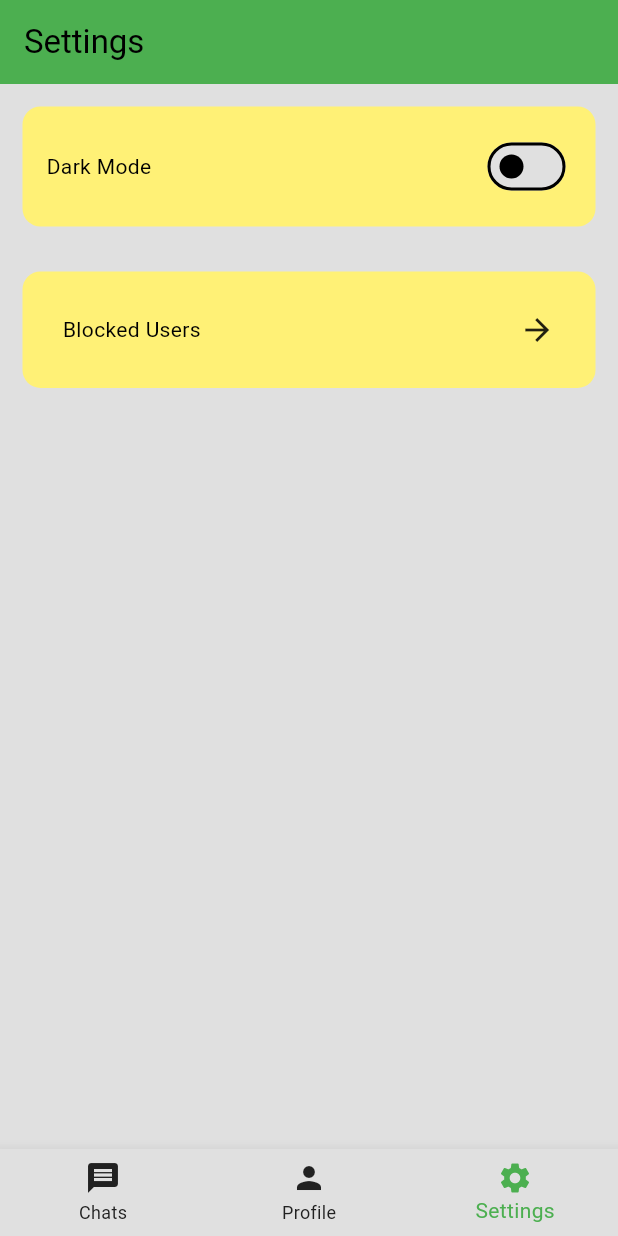
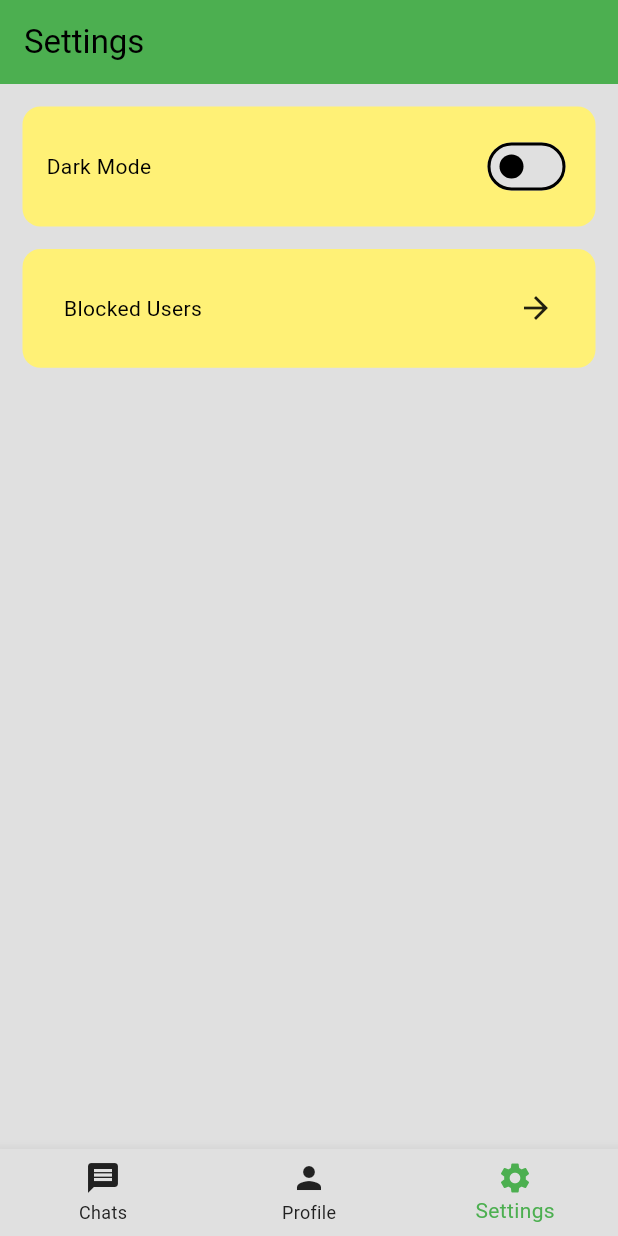
Before and after one commit to TunarAlasgarzade/chat_app, a Flutter app: the screen it shows once a user with an empty profile is signed in, item 3 of the bottom bar chosen, on a phone screen of 412 x 824 dp. Run offline on Flutter 3.47's test engine with Material 3 defaults, Android fonts, the phone set to English and light mode, and no system bars; our stand-ins replace audioplayers, cloud_firestore, firebase_auth, firebase_core, shared_preferences; accounts and stored records are empty; network calls fail.

Commit message:
Add account deletion, deleted account indicator, and UI improvements

```diff
--- a/lib/components/message_options_sheet.dart
+++ b/lib/components/message_options_sheet.dart
@@ -33,7 +33,7 @@ class MessageOptionsSheet extends StatelessWidget {
                     TextButton(onPressed: () async {
                       Navigator.pop(context);
                       _chatService.deleteMessage(receiverID, messageID);
-                      await ScaffoldMessenger.of(context).showSnackBar(SnackBar(content: Text("Message deleted.")));
+                      ScaffoldMessenger.of(context).showSnackBar(SnackBar(content: Text("Message deleted.")));
                     }, child: const Text("Yes"))
                   ],
                 ),
--- a/lib/pages/home_page.dart
+++ b/lib/pages/home_page.dart
@@ -23,6 +23,7 @@ class _HomePageState extends State<HomePage> {
 
   final AuthService _authService = AuthService();
 
+  @override
   Widget build(BuildContext context) {
     return Scaffold(
       backgroundColor: Theme.of(context).colorScheme.surface,
@@ -39,7 +40,7 @@ class _HomePageState extends State<HomePage> {
       body: _selectedIndex == 0
       ? _buildUserList()
       : _selectedIndex == 1
-        ? const ProfilePage()
+        ? ProfilePage()
         : const SettingsPage(),
       bottomNavigationBar: MyBottomNav(
       currentIndex: _selectedIndex,
--- a/lib/pages/settings_page.dart
+++ b/lib/pages/settings_page.dart
@@ -18,7 +18,7 @@ class SettingsPage extends StatelessWidget {
               color: Theme.of(context).colorScheme.secondary,
               borderRadius: BorderRadius.all(Radius.circular(12))
             ),
-            margin: const EdgeInsets.all(15),
+            margin: const EdgeInsets.only(right: 15, left: 15, top: 15),
             padding:const EdgeInsets.all(16),
             child: Row(
               mainAxisAlignment: MainAxisAlignment.spaceBetween,
@@ -48,8 +48,8 @@ class SettingsPage extends StatelessWidget {
                 color: Theme.of(context).colorScheme.secondary,
                 borderRadius: BorderRadius.all(Radius.circular(12))
               ),
-              margin: const EdgeInsets.all(15),
-              padding:const EdgeInsets.all(26.8),
+              margin: const EdgeInsets.only(right: 15, left: 15, top: 15),
+              padding:const EdgeInsets.all(27.6),
               child: Row(
                 mainAxisAlignment: MainAxisAlignment.spaceBetween,
                 children: [
```
Also changed, not shown: lib/components/contact_options_sheet.dart (+4 -4 lines), lib/pages/chat_page.dart (+17 -1 lines), lib/pages/profile_page.dart (+40 -2 lines), lib/services/auth/auth_service.dart (+12 -0 lines), lib/services/chat/chat_service.dart (+9 -0 lines), 1 other file.
